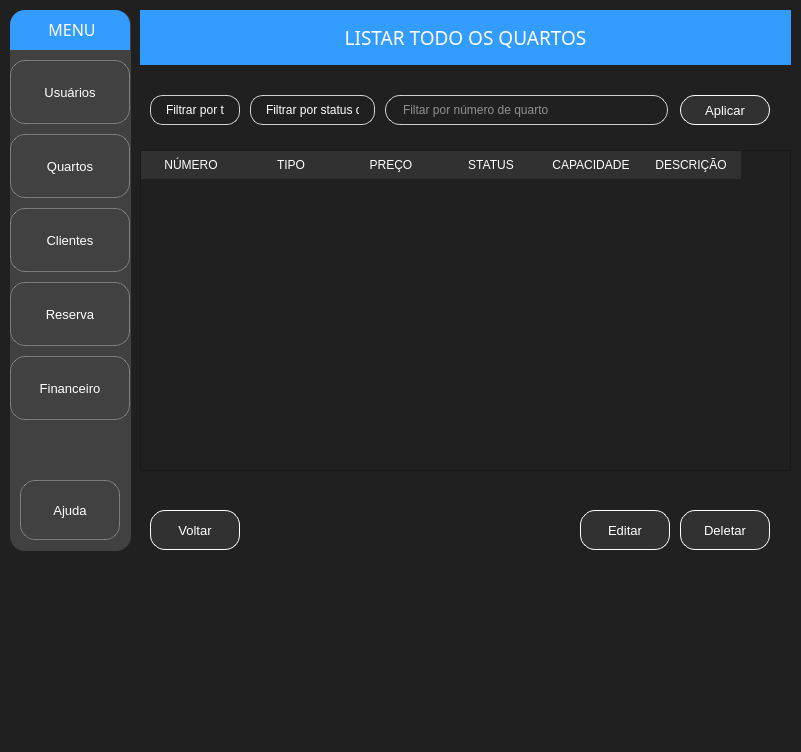
Before: the Qt Designer form Prototipo HostInn/Telas/Menu.ui in EndrewFerreira/HOSTIIN, drawn with Qt 5.
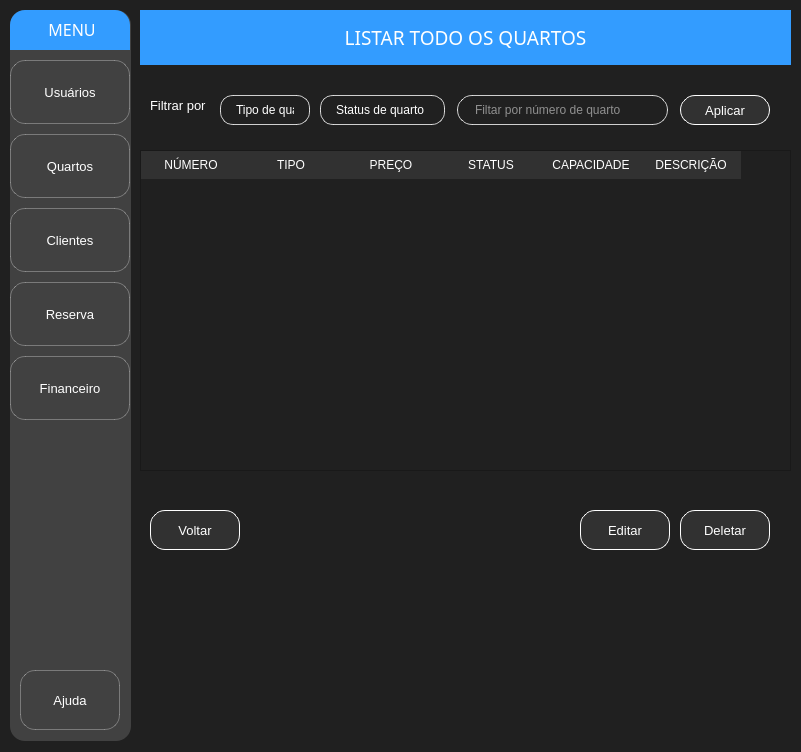
After: the same form once the commit is applied. The open tabs and pages were chosen to show the change. Icons and pictures are not drawn.

Commit message: Ajuste menu dsgn

```diff
--- a/Prototipo HostInn/Telas/Menu.ui
+++ b/Prototipo HostInn/Telas/Menu.ui
@@ -29,7 +29,7 @@
       <x>10</x>
       <y>10</y>
       <width>121</width>
-      <height>541</height>
+      <height>731</height>
      </rect>
     </property>
     <property name="styleSheet">
@@ -349,7 +349,7 @@
       <property name="geometry">
        <rect>
         <x>10</x>
-        <y>470</y>
+        <y>660</y>
         <width>100</width>
         <height>60</height>
        </rect>
@@ -6066,9 +6066,9 @@
      <widget class="QLineEdit" name="line_filtro_numero">
       <property name="geometry">
        <rect>
-        <x>245</x>
+        <x>317</x>
         <y>85</y>
-        <width>283</width>
+        <width>211</width>
         <height>30</height>
        </rect>
       </property>
@@ -6102,7 +6102,7 @@
      <widget class="QComboBox" name="combo_filtro_tipo">
       <property name="geometry">
        <rect>
-        <x>10</x>
+        <x>80</x>
         <y>85</y>
         <width>90</width>
         <height>30</height>
@@ -6152,7 +6152,7 @@
        <string>Simples </string>
       </property>
       <property name="placeholderText" stdset="0">
-       <string>Filtrar por tipo de quarto</string>
+       <string>Tipo de quarto</string>
       </property>
       <item>
        <property name="text">
@@ -6188,7 +6188,7 @@
      <widget class="QComboBox" name="combo_filtro_stts">
       <property name="geometry">
        <rect>
-        <x>110</x>
+        <x>180</x>
         <y>85</y>
         <width>125</width>
         <height>30</height>
@@ -6235,7 +6235,7 @@
 </string>
       </property>
       <property name="placeholderText" stdset="0">
-       <string>Filtrar por status de quarto</string>
+       <string>Status de quarto</string>
       </property>
       <item>
        <property name="text">
@@ -6406,6 +6406,33 @@
        </size>
       </property>
      </widget>
+     <widget class="QLabel" name="label_11">
+      <property name="geometry">
+       <rect>
+        <x>10</x>
+        <y>85</y>
+        <width>60</width>
+        <height>20</height>
+       </rect>
+      </property>
+      <property name="font">
+       <font>
+        <pointsize>10</pointsize>
+       </font>
+      </property>
+      <property name="styleSheet">
+       <string notr="true">QLabel {
+    background: transparent;
+    color: white; /* ou o azul da paleta: #339CFF */
+    border: 1one;
+    padding: 0px;
+}
+</string>
+      </property>
+      <property name="text">
+       <string>Filtrar por</string>
+      </property>
+     </widget>
     </widget>
     <widget class="QWidget" name="page_9">
      <widget class="QStackedWidget" name="stackedWidget_3">
```
Left out of the diff: 14 changed lines with no effect on the pictures. The commit also changes 5 other files.
